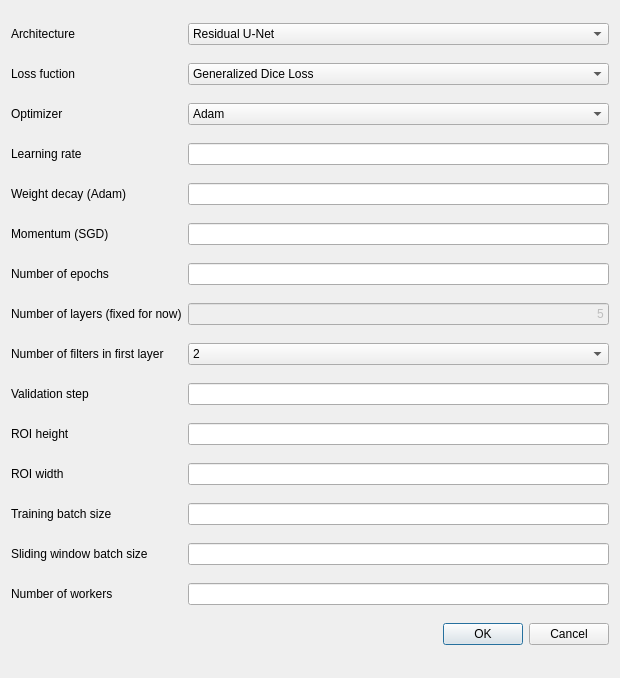
Old version of the form qu/ui/dialogs/qu_unet_segmenter_settings_dialog.ui in the repository aarpon/qu.
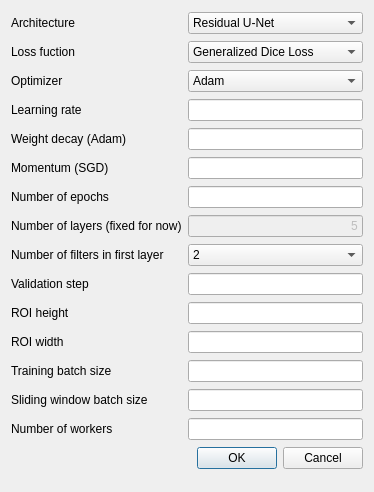
New version of the form.

Commit message: Fix size of UNet2DSegmenter dialog settings.

The edit to the form file:
```diff
--- a/qu/ui/dialogs/qu_unet_segmenter_settings_dialog.ui
+++ b/qu/ui/dialogs/qu_unet_segmenter_settings_dialog.ui
@@ -6,8 +6,8 @@
    <rect>
     <x>0</x>
     <y>0</y>
-    <width>620</width>
-    <height>678</height>
+    <width>374</width>
+    <height>492</height>
    </rect>
   </property>
   <property name="windowTitle">
```
